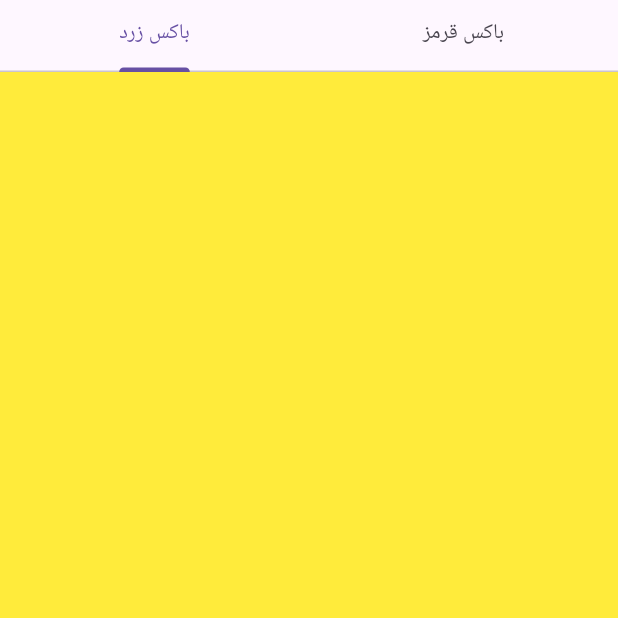
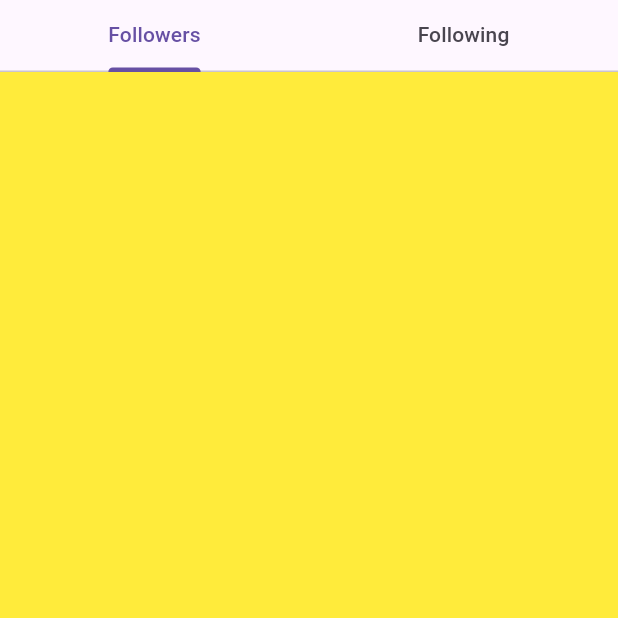
Before and after one commit to ahmadesmaylidev/tabbar_application_, a Flutter app: the screen it shows after launch, on a phone screen of 412 x 824 dp, the top half of it. Run offline on Flutter 3.47's test engine with Material 3 defaults, Android fonts, the light colour scheme and no system bars.

Commit message:
chanage Ui

```diff
--- a/lib/screen/home_screen.dart
+++ b/lib/screen/home_screen.dart
@@ -24,10 +24,10 @@ class _HomeScreenState extends State<HomeScreen>
           children: [
             TabBar(controller: _tabController, tabs: const [
               Tab(
-                text: 'باکس زرد',
+                text: 'Followers',
               ),
               Tab(
-                text: 'باکس قرمز',
+                text: 'Following',
               )
             ]),
             Expanded(
```
